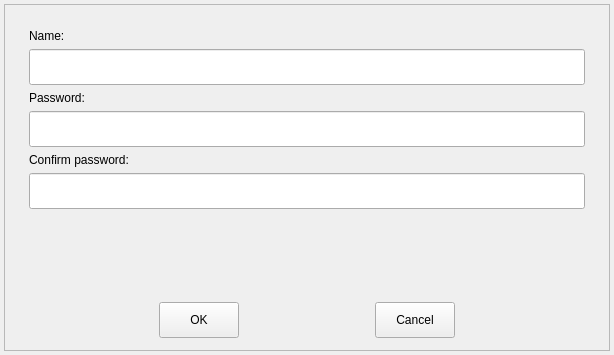
openeuler-mirror/ks-ssr, file src/ui/private-box/box-creation.ui: the form before one commit.
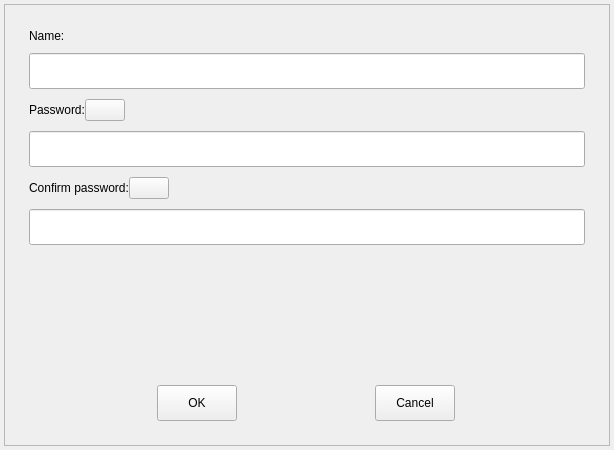
The form after the commit. Icons and pictures are not drawn.

Commit message: fix(*) : Add password complexity detection and optimize some UI styles. - 添加密码复杂度检测（#26738） - 调整一些UI样式问题 - 去除错误码提示（#26510）

Diff of the .ui file:
```diff
--- a/src/ui/private-box/box-creation.ui
+++ b/src/ui/private-box/box-creation.ui
@@ -7,7 +7,7 @@
     <x>0</x>
     <y>0</y>
     <width>614</width>
-    <height>355</height>
+    <height>450</height>
    </rect>
   </property>
   <property name="windowTitle">
@@ -45,6 +45,9 @@
       <enum>QFrame::Raised</enum>
      </property>
      <layout class="QVBoxLayout" name="verticalLayout_5">
+      <property name="spacing">
+       <number>10</number>
+      </property>
       <property name="leftMargin">
        <number>24</number>
       </property>
@@ -55,7 +58,7 @@
        <number>24</number>
       </property>
       <property name="bottomMargin">
-       <number>12</number>
+       <number>24</number>
       </property>
       <item>
        <layout class="QVBoxLayout" name="verticalLayout_2">
@@ -87,11 +90,47 @@
       <item>
        <layout class="QVBoxLayout" name="verticalLayout_3">
         <item>
-         <widget class="QLabel" name="m_passwordLabel">
-          <property name="text">
-           <string>Password:</string>
+         <layout class="QHBoxLayout" name="horizontalLayout">
+          <property name="spacing">
+           <number>0</number>
           </property>
-         </widget>
+          <item>
+           <widget class="QLabel" name="m_passwordLabel">
+            <property name="text">
+             <string>Password:</string>
+            </property>
+           </widget>
+          </item>
+          <item>
+           <widget class="QPushButton" name="m_passwordNote">
+            <property name="cursor">
+             <cursorShape>PointingHandCursor</cursorShape>
+            </property>
+            <property name="focusPolicy">
+             <enum>Qt::NoFocus</enum>
+            </property>
+            <property name="toolTip">
+             <string>The password must contain two types of lowercase letters, uppercase letters, numbers, and special characters, with a length of 8-16.</string>
+            </property>
+            <property name="text">
+             <string/>
+            </property>
+           </widget>
+          </item>
+          <item>
+           <spacer name="horizontalSpacer">
+            <property name="orientation">
+             <enum>Qt::Horizontal</enum>
+            </property>
+            <property name="sizeHint" stdset="0">
+             <size>
+              <width>40</width>
+              <height>20</height>
+             </size>
+            </property>
+           </spacer>
+          </item>
+         </layout>
         </item>
         <item>
          <widget class="QLineEdit" name="m_password">
@@ -108,11 +147,47 @@
       <item>
        <layout class="QVBoxLayout" name="verticalLayout_4">
         <item>
-         <widget class="QLabel" name="m_confirmPasswordLabel">
-          <property name="text">
-           <string>Confirm password:</string>
+         <layout class="QHBoxLayout" name="horizontalLayout_2">
+          <property name="spacing">
+           <number>0</number>
           </property>
-         </widget>
+          <item>
+           <widget class="QLabel" name="m_confirmPasswordLabel">
+            <property name="text">
+             <string>Confirm password:</string>
+            </property>
+           </widget>
+          </item>
+          <item>
+           <widget class="QPushButton" name="m_confirmPasswordNote">
+            <property name="cursor">
+             <cursorShape>PointingHandCursor</cursorShape>
+            </property>
+            <property name="focusPolicy">
+             <enum>Qt::NoFocus</enum>
+            </property>
+            <property name="toolTip">
+             <string>The password must contain two types of lowercase letters, uppercase letters, numbers, and special characters, with a length of 8-16.</string>
+            </property>
+            <property name="text">
+             <string/>
+            </property>
+           </widget>
+          </item>
+          <item>
+           <spacer name="horizontalSpacer_2">
+            <property name="orientation">
+             <enum>Qt::Horizontal</enum>
+            </property>
+            <property name="sizeHint" stdset="0">
+             <size>
+              <width>40</width>
+              <height>20</height>
+             </size>
+            </property>
+           </spacer>
+          </item>
+         </layout>
         </item>
         <item>
          <widget class="QLineEdit" name="m_confirmPassword">
```
The commit also changes 22 other files.
